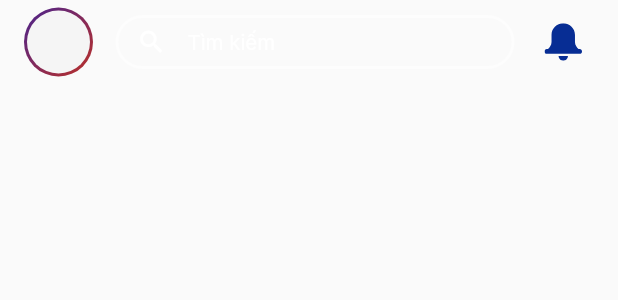
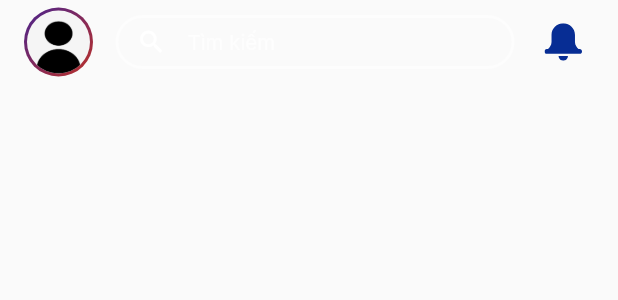
Before and after one commit to hnq-jan8/fpt-first-app, a Flutter app: the HomeAppBar widget shown alone on an empty page, opened directly, on a phone screen of 412 x 824 dp. Shown: the top 300 px of the screen. Run offline on Flutter 3.47's test engine with Material 2 defaults, Android fonts, the phone set to English and light mode, and no system bars; our stand-ins replace flutter_svg; Roboto replaces fonts that are missing (Inter).

Commit message:
Backdrop effect, mini scrollIndicator

```diff
--- a/lib/routes/home/widgets/home_app_bar.dart
+++ b/lib/routes/home/widgets/home_app_bar.dart
@@ -1,4 +1,7 @@
+import 'dart:ui';
+
 import 'package:flutter/material.dart';
+import 'package:flutter/services.dart';
 import 'package:flutter_svg/flutter_svg.dart';
 
 import 'package:next_app/constants/string_const.dart';
@@ -11,11 +14,17 @@ class HomeAppBar extends StatefulWidget {
   final Color searchTextColor;
   final Color searchBorderColor;
 
+  final double sigmaValue;
+
+  final Brightness statusBarIconBrightness;
+
   const HomeAppBar({
     super.key,
     this.backgroundColor = Colors.transparent,
     this.searchTextColor = ThemeColors.onPrimary,
     this.searchBorderColor = ThemeColors.onPrimary,
+    this.sigmaValue = 0,
+    this.statusBarIconBrightness = Brightness.dark,
   });
 
   @override
@@ -24,6 +33,7 @@ class HomeAppBar extends StatefulWidget {
 
 class _HomeAppBarState extends State<HomeAppBar> {
   final FocusNode _searchFocusNode = FocusNode();
+  final TextEditingController _searchController = TextEditingController();
 
   @override
   void initState() {
@@ -34,14 +44,36 @@ class _HomeAppBarState extends State<HomeAppBar> {
   }
 
   @override
+  void dispose() {
+    _searchFocusNode.dispose();
+    _searchController.dispose();
+    super.dispose();
+  }
+
+  @override
   Widget build(BuildContext context) {
     var topPadding = MediaQuery.of(context).padding.top;
 
     return SizedBox(
-      height: 56 + topPadding,
+      height: 60 + topPadding,
       child: AppBar(
         automaticallyImplyLeading: false,
-        backgroundColor: widget.backgroundColor,
+        backgroundColor: Colors.transparent,
+        systemOverlayStyle: SystemUiOverlayStyle(
+          statusBarIconBrightness: widget.statusBarIconBrightness,
+          systemNavigationBarIconBrightness: Brightness.dark,
+        ),
+        flexibleSpace: ClipRRect(
+          child: BackdropFilter(
+            filter: ImageFilter.blur(
+              sigmaX: widget.sigmaValue,
+              sigmaY: widget.sigmaValue,
+            ), //
+            child: Container(
+              color: widget.backgroundColor,
+            ),
+          ),
+        ),
         elevation: 0,
         title: Row(
           children: [
@@ -52,10 +84,17 @@ class _HomeAppBarState extends State<HomeAppBar> {
                 height: 36,
                 child: TextField(
                   focusNode: _searchFocusNode,
+                  controller: _searchController,
+                  onTap: () => _searchController.selection = TextSelection(
+                    baseOffset: 0,
+                    extentOffset: _searchController.text.length,
+                  ),
                   onTapOutside: (event) => FocusScope.of(context).unfocus(),
-                  style: const TextStyle(
+                  style: TextStyle(
                     fontSize: 13.6,
-                    color: ThemeColors.onBackground,
+                    color: _searchFocusNode.hasFocus
+                        ? ThemeColors.onBackground
+                        : widget.searchTextColor,
                   ),
                   decoration: InputDecoration(
                     filled: true,
@@ -68,7 +107,7 @@ class _HomeAppBarState extends State<HomeAppBar> {
                       fontSize: 13.6,
                       color: _searchFocusNode.hasFocus
                           ? ThemeColors.onBackground.withOpacity(0.5)
-                          : widget.searchTextColor,
+                          : widget.searchTextColor.withOpacity(0.7),
                     ),
                     prefixIcon: Icon(
                       Icons.search,
@@ -86,9 +125,9 @@ class _HomeAppBarState extends State<HomeAppBar> {
                     ),
                     focusedBorder: OutlineInputBorder(
                       borderRadius: BorderRadius.circular(100),
-                      borderSide: BorderSide(
-                        width: 2,
-                        color: widget.searchBorderColor,
+                      borderSide: const BorderSide(
+                        width: 1,
+                        color: ThemeColors.background,
                       ),
                     ),
                   ),
--- a/lib/routes/home/widgets/home_background.dart
+++ b/lib/routes/home/widgets/home_background.dart
@@ -13,7 +13,11 @@ class HomeBackground extends StatelessWidget {
       clipBehavior: Clip.hardEdge,
       decoration: const BoxDecoration(
           borderRadius: BorderRadius.vertical(bottom: Radius.circular(20))),
-      child: Image.asset(Assets.image_home_bg),
+      child: Image.asset(
+        Assets.image_home_bg,
+        cacheHeight: 961,
+        cacheWidth: 1440,
+      ),
     );
   }
 }
--- a/lib/routes/intro/intro.dart
+++ b/lib/routes/intro/intro.dart
@@ -190,8 +190,7 @@ class _IntroScreenState extends State<IntroScreen>
                 child: GradientButton(
                   onPressed: currentPage == 0
                       ? () => changePage(toPage: 1)
-                      : () =>
-                          AppRouter.instance.navigateTo(Routes.login),
+                      : () => AppRouter.instance.navigateTo(Routes.login),
                   child: AnimatedSwitcher(
                     duration: textDuration,
                     transitionBuilder:
--- a/lib/theme/assets.dart
+++ b/lib/theme/assets.dart
@@ -26,4 +26,5 @@ class Assets {
   static const String image_intro = '${_IMAGES_PATH}intro.png';
   static const String image_logo = '${_IMAGES_PATH}logo.png';
   static const String image_home_bg = '${_IMAGES_PATH}home_background.png';
+  static const String image_avatar_default = '${_IMAGES_PATH}avatar_default.png';
 }
--- a/lib/theme/theme_colors.dart
+++ b/lib/theme/theme_colors.dart
@@ -33,11 +33,11 @@ class ThemeColors {
   static const Color indicatorGradient1 = Color(0xFF49238E);
   static const Color indicatorGradient2 = Color(0xFFBC3027);
   static const Color indicatorDim = Color(0xFFC7C7C7);
-
-  static const Color inputBackground = Color(0xFFFFFFFF);
+  static const Color scrollIndicator = Color(0xFFE6E6E6);
 
   // text field
   // - text
+  static const Color inputBackground = Color(0xFFFFFFFF);
   static const Color dimText = Color(0xFFA5A5A5);
   static const Color hintText = Color(0xFFC7C7C7);
   // - border
--- a/lib/widgets/avatar/gradient_circle_avatar.dart
+++ b/lib/widgets/avatar/gradient_circle_avatar.dart
@@ -1,4 +1,5 @@
 import 'package:flutter/material.dart';
+import 'package:next_app/theme/assets.dart';
 
 import 'package:next_app/theme/theme_colors.dart';
 
@@ -28,7 +29,11 @@ class GradientCircleAvatar extends StatelessWidget {
       child: CircleAvatar(
         radius: radius,
         backgroundColor: ThemeColors.background,
-        // backgroundImage: AssetImage(Assets.image_logo),
+        backgroundImage: Image.asset(
+          Assets.image_avatar_default,
+          cacheHeight: 147,
+          cacheWidth: 147,
+        ).image,
       ),
     );
   }
```
Also changed, not shown: lib/routes/home/home.dart (+82 -60 lines), lib/routes/home/widgets/menu_item.dart (added, +60 -0 lines), lib/routes/login/login.dart (+14 -0 lines), lib/widgets/indicators/indicator_scroll.dart (added, +49 -0 lines), assets/images/avatar_default.png (added).
